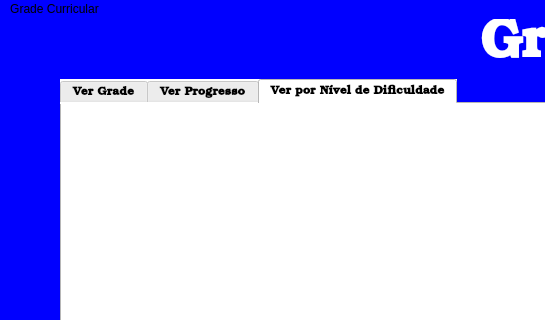
Above: src-v1/PetroPlanner/modulogradecompleta.ui from ldsc/ProjetoEngenharia-SimuladorDePlanejamentoDasAtividadesDoEstudanteEngenharia before the change; both pictures show x 0 to 545 and y 0 to 320 of the 1483 by 811 pixel window. Below: the same form after it.
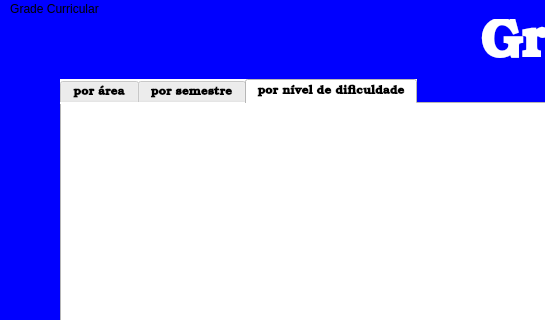
That is the form after the change.

```diff
--- a/src-v1/PetroPlanner/modulogradecompleta.ui
+++ b/src-v1/PetroPlanner/modulogradecompleta.ui
@@ -63,7 +63,7 @@
     </property>
     <widget class="QWidget" name="tab_gradeGeral">
      <attribute name="title">
-      <string>Ver Grade</string>
+      <string>por área</string>
      </attribute>
      <widget class="QWidget" name="widget_gradeGeral" native="true">
       <property name="geometry">
@@ -84,7 +84,7 @@
       </font>
      </property>
      <attribute name="title">
-      <string>Ver Progresso</string>
+      <string>por semestre</string>
      </attribute>
      <widget class="QWidget" name="widget_gradeProgresso" native="true">
       <property name="geometry">
@@ -105,7 +105,7 @@
       </font>
      </property>
      <attribute name="title">
-      <string>Ver por Nível de Dificuldade</string>
+      <string>por nível de dificuldade</string>
      </attribute>
      <widget class="QWidget" name="widget_gradeDificuldade" native="true">
       <property name="geometry">
```
